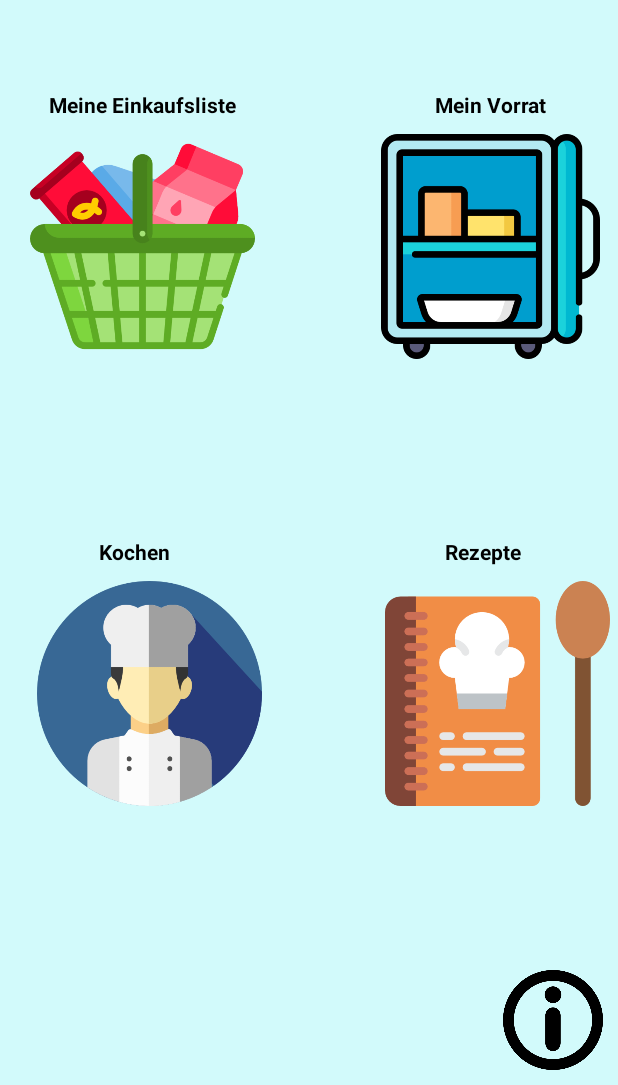
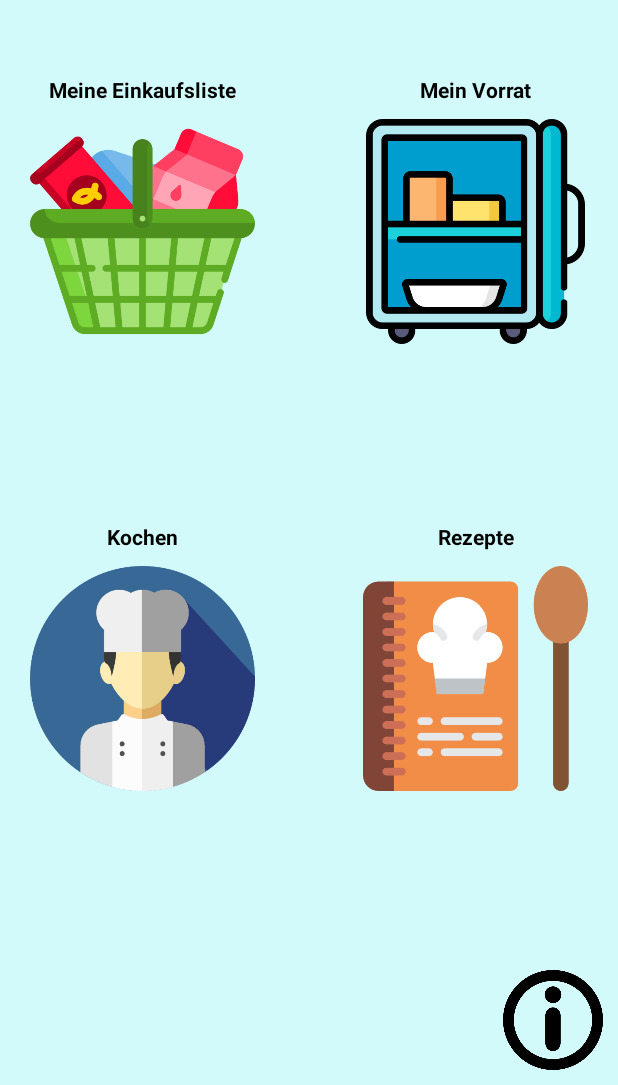
Before and after one commit to LennartPaciner/app-praktikum, an Android app: the MainActivity screen opened directly, with no data from a screen before it, on a phone screen of 412 x 824 dp, the part 151-1236 px from its top. Run offline under Robolectric (Android 15) with nearby library versions, the phone set to English and light mode, and no system bars; Roboto replaces fonts that are not available here.

Commit message:
Main Layout geändert

```diff
--- a/praktikum/app/src/main/res/layout/activity_main.xml
+++ b/praktikum/app/src/main/res/layout/activity_main.xml
@@ -58,10 +58,8 @@
 
         <TextView
             android:id="@+id/groceryTextView"
-            android:layout_width="150dp"
+            android:layout_width="match_parent"
             android:layout_height="wrap_content"
-            android:layout_marginTop="10dp"
-            android:layout_marginRight="10dp"
             android:layout_marginBottom="10dp"
             android:gravity="center"
             android:text="@string/my_grocery_list"
@@ -91,9 +89,9 @@
         android:layout_alignRight="@+id/ersterbutton"
         android:layout_alignParentRight="true"
         android:layout_marginTop="30dp"
-        android:orientation="vertical"
+        android:layout_marginRight="20dp"
 
-        >
+        android:orientation="vertical">
 
 
         <TextView
@@ -101,8 +99,6 @@
             android:layout_width="150dp"
 
             android:layout_height="wrap_content"
-            android:layout_marginTop="10dp"
-            android:layout_marginRight="10dp"
             android:layout_marginBottom="10dp"
             android:gravity="center"
             android:text="@string/my_stock"
@@ -135,12 +131,10 @@
 
         <TextView
             android:id="@+id/cookingTextView"
-            android:layout_width="150dp"
+            android:layout_width="match_parent"
+            android:layout_height="wrap_content"
+            android:layout_marginBottom="10dp"
 
-            android:layout_height="wrap_content"
-            android:layout_marginTop="10dp"
-            android:layout_marginRight="10dp"
-            android:layout_marginBottom="10dp"
             android:gravity="center"
             android:text="@string/cooking"
             android:textStyle="bold" />
@@ -172,17 +166,16 @@
 
         android:layout_alignRight="@+id/ersterbutton"
         android:layout_alignParentRight="true"
+        android:layout_marginRight="20dp"
         android:gravity="center"
         android:orientation="vertical">
 
 
         <TextView
             android:id="@+id/recipeTextView"
-            android:layout_width="150dp"
+            android:layout_width="match_parent"
 
             android:layout_height="wrap_content"
-            android:layout_marginTop="10dp"
-            android:layout_marginRight="10dp"
             android:layout_marginBottom="10dp"
             android:gravity="center"
             android:text="@string/recipes"
```
